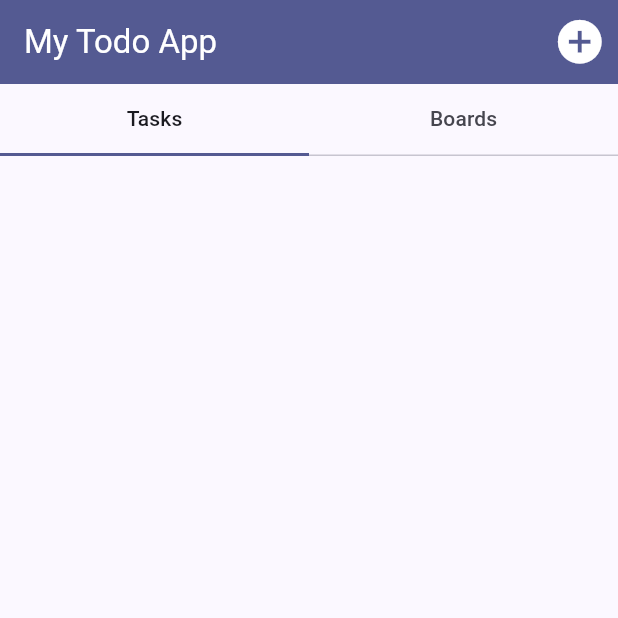
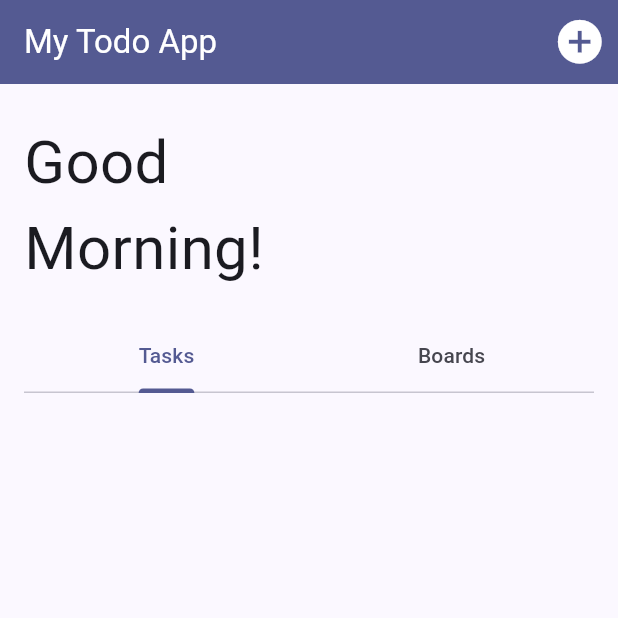
Before and after one commit to vnfma0218/todo_category, a Flutter app: the screen it shows after launch, on a phone screen of 412 x 824 dp, the top half of it. Run offline on Flutter 3.47's test engine with Material 2 defaults, Android fonts, the phone set to English and light mode, and no system bars.

Commit message:
feat: todo item 디테일 모달, 완료 상태 업데이트

```diff
--- a/lib/screens/home_screen.dart
+++ b/lib/screens/home_screen.dart
@@ -87,6 +87,22 @@ class _HomeScreenState extends State<HomeScreen> with TickerProviderStateMixin {
         });
   }
 
+  void _onChangeIsDone(
+    bool isDone,
+    String id,
+  ) {
+    final todoIdx = _todoList.indexWhere((element) => element.id == id);
+    final newTodo = Todo(
+      category: _todoList[todoIdx].category,
+      text: _todoList[todoIdx].text,
+      id: _todoList[todoIdx].id,
+      isDone: isDone,
+    );
+    setState(() {
+      _todoList[todoIdx] = newTodo;
+    });
+  }
+
   @override
   Widget build(BuildContext context) {
     return GestureDetector(
@@ -114,9 +130,30 @@ class _HomeScreenState extends State<HomeScreen> with TickerProviderStateMixin {
           ],
           backgroundColor: Theme.of(context).primaryColor,
         ),
-        body: Column(
+        body: Padding(
+          padding: const EdgeInsets.symmetric(
+            horizontal: 16,
+            vertical: 24,
+          ),
+          child: Column(
+            crossAxisAlignment: CrossAxisAlignment.start,
             children: [
-            TabBar.secondary(
+              const Text(
+                'Good',
+                style: TextStyle(
+                  fontSize: 40,
+                ),
+              ),
+              const Text(
+                'Morning!',
+                style: TextStyle(
+                  fontSize: 40,
+                ),
+              ),
+              const SizedBox(
+                height: 20,
+              ),
+              TabBar(
                 controller: _tabController,
                 tabs: const <Widget>[
                   Tab(text: 'Tasks'),
@@ -127,7 +164,8 @@ class _HomeScreenState extends State<HomeScreen> with TickerProviderStateMixin {
                 child: TabBarView(
                   controller: _tabController,
                   children: <Widget>[
-                  TodoListScreen(todoList: _todoList),
+                    TodoListScreen(
+                        todoList: _todoList, onChangeIsDone: _onChangeIsDone),
                     const Card(
                       margin: EdgeInsets.all(16.0),
                       child: Center(child: Text(' Specifications tab')),
@@ -138,6 +176,7 @@ class _HomeScreenState extends State<HomeScreen> with TickerProviderStateMixin {
             ],
           ),
         ),
+      ),
     );
   }
 }
--- a/lib/screens/todo_list_screen.dart
+++ b/lib/screens/todo_list_screen.dart
@@ -3,23 +3,23 @@ import 'package:todo_app/models/Todo.dart';
 import 'package:todo_app/widgets/todo_item.dart';
 
 class TodoListScreen extends StatelessWidget {
-  const TodoListScreen({super.key, required this.todoList});
+  const TodoListScreen(
+      {super.key, required this.todoList, required this.onChangeIsDone});
   final List<Todo> todoList;
+  final void Function(bool isDone, String id) onChangeIsDone;
 
   @override
   Widget build(BuildContext context) {
-    return Container(
-        padding: const EdgeInsets.symmetric(
-          horizontal: 16,
-          vertical: 24,
-        ),
-        child: ListView.builder(
+    return ListView.builder(
         itemCount: todoList.length,
         itemBuilder: (BuildContext ctx, int index) {
           return TodoItem(
             text: todoList[index].text,
             category: todoList[index].category,
+            id: todoList[index].id,
+            isDone: todoList[index].isDone,
+            onChangeIsDone: onChangeIsDone,
           );
-            }));
+        });
   }
 }
```
Also changed, not shown: lib/widgets/custom_switch.dart (added, +85 -0 lines), lib/widgets/todo_item.dart (+30 -2 lines), lib/widgets/todo_item_detail.dart (added, +135 -0 lines). Lines whose indentation alone changed are shown as unchanged.
